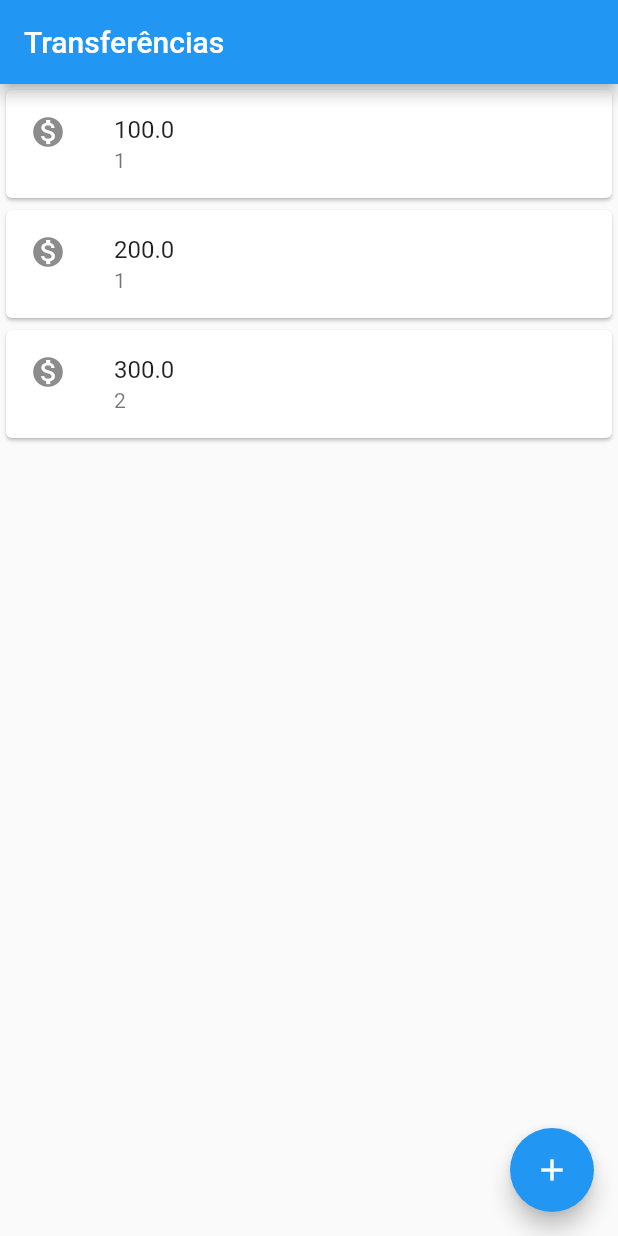
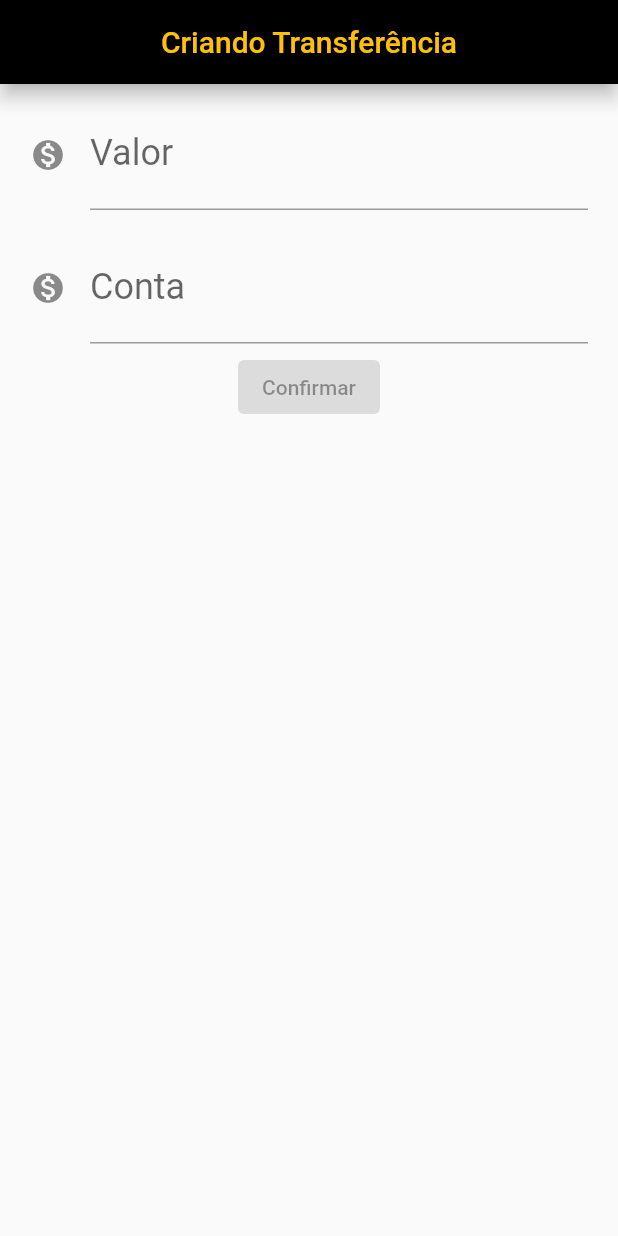
Before and after one commit to andersonsilva82/bytebank, a Flutter app: the screen it shows after launch, on a phone screen of 412 x 824 dp. Run offline on Flutter 3.47's test engine with Material 2 defaults, Android fonts, the phone set to English and light mode, and no system bars.

Commit message:
Formulario de Transferência

```diff
--- a/lib/main.dart
+++ b/lib/main.dart
@@ -1,27 +1,93 @@
 import 'package:flutter/material.dart';
 
-void main() => runApp(MaterialApp(
-      home: Scaffold(
-        body: ListaTransferencias(),
-        appBar: AppBar(
-          title: const Text('Transferências'),
+void main() => runApp(ByteBankApp());
+
+class FormularioTransferencia extends StatelessWidget {
+  const FormularioTransferencia({Key? key}) : super(key: key);
+
+  @override
+  Widget build(BuildContext context) {
+    return Scaffold(
+      body: Column(
+        children: const <Widget>[
+          CamposValores('Valor', '000,00' ),
+          CamposValores('Conta', '00000'),
+
+         ElevatedButton(onPressed: null, child: Text('Confirmar')),
+        ],
+      ),
+      appBar: AppBar(
+        title: Text('Criando Transferência'),
+        elevation: 5,
+        centerTitle: true,
+        foregroundColor: Colors.amber,
+        backgroundColor: Colors.black,
+      ),
+    );
+  }
+}
+
+class CamposValores extends StatelessWidget {
+  final String labelInfo;
+  final String hintInfo;
+
+  const CamposValores(
+    this.labelInfo,
+    this.hintInfo, {
+    Key? key,
+  }) : super(key: key);
+
+  @override
+  Widget build(BuildContext context) {
+    return Padding(
+      padding: EdgeInsets.fromLTRB(20, 10, 20, 5),
+      child: TextField(
+        style: TextStyle(
+          fontSize: 24.0,
+          color: Colors.blue,
         ),
-        floatingActionButton: const FloatingActionButton(
-          child: Icon(Icons.add),
-          onPressed: null,
+        keyboardType: TextInputType.number,
+        decoration: InputDecoration(
+          icon: Icon(Icons.monetization_on),
+          labelText: labelInfo,
+          hintText: hintInfo,
         ),
       ),
-    ));
+    );
+  }
+}
+
+class ByteBankApp extends StatelessWidget {
+  const ByteBankApp({Key? key}) : super(key: key);
+
+  @override
+  Widget build(BuildContext context) {
+    return MaterialApp(
+      home: Scaffold(
+        body: FormularioTransferencia(),
+      ),
+    );
+  }
+}
 
 class ListaTransferencias extends StatelessWidget {
   @override
   Widget build(BuildContext context) {
-    return Column(
-      children: [
-        ItemTransferencia(Transferencia(100.00,1)),
-        ItemTransferencia(Transferencia(200.00,1)),
-        ItemTransferencia(Transferencia(300.00,2)),
-      ],
+    return Scaffold(
+      appBar: AppBar(
+        title: const Text('Transferências'),
+      ),
+      body: Column(
+        children: [
+          ItemTransferencia(Transferencia(100.00, 1)),
+          ItemTransferencia(Transferencia(200.00, 1)),
+          ItemTransferencia(Transferencia(300.00, 2)),
+        ],
+      ),
+      floatingActionButton: const FloatingActionButton(
+        child: Icon(Icons.add),
+        onPressed: null,
+      ),
     );
   }
 }
@@ -29,8 +95,7 @@ class ListaTransferencias extends StatelessWidget {
 class ItemTransferencia extends StatelessWidget {
   final Transferencia _tranferencia;
 
-  const ItemTransferencia(this._tranferencia, {Key? key})
-      : super(key: key);
+  const ItemTransferencia(this._tranferencia, {Key? key}) : super(key: key);
 
   @override
   Widget build(BuildContext context) {
```
